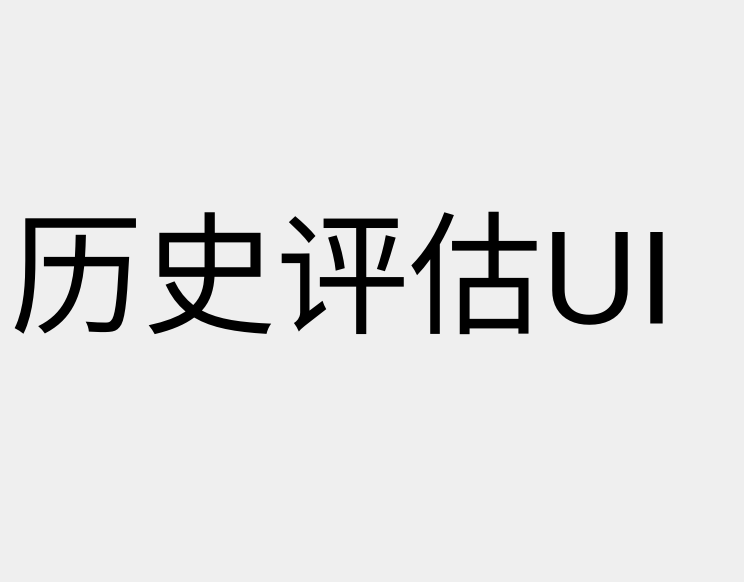
Above: healthMain/histroyassess.ui from OldFish-loveCat/Sys_Evaluation before the change. Below: the same form after it.
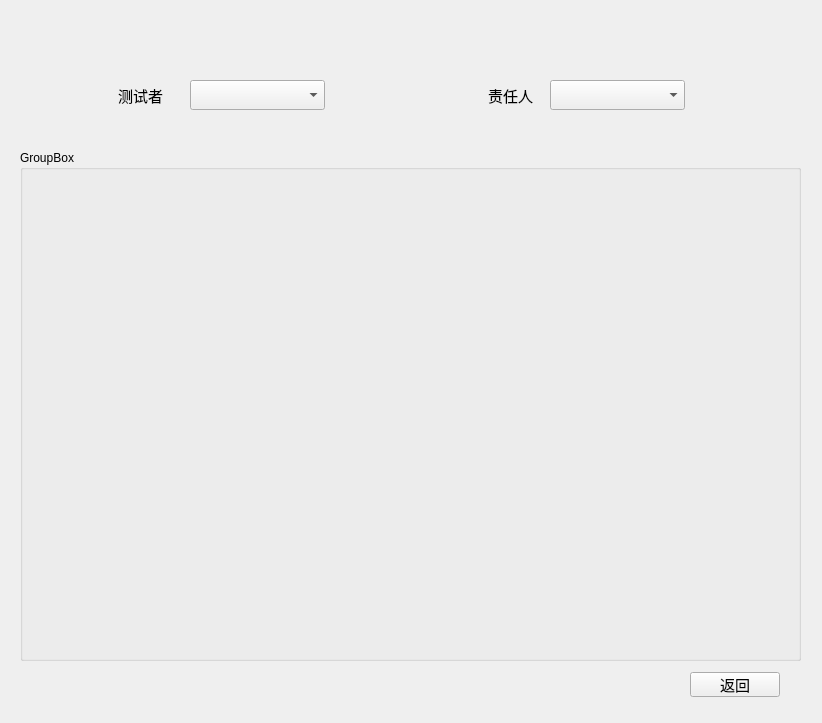
That is the form after the change.

Commit message: æ·fix:完善历史评估记录的数据ui

The edit to the form file:
```diff
--- a/healthMain/histroyassess.ui
+++ b/healthMain/histroyassess.ui
@@ -6,30 +6,115 @@
    <rect>
     <x>0</x>
     <y>0</y>
-    <width>744</width>
-    <height>582</height>
+    <width>822</width>
+    <height>723</height>
    </rect>
   </property>
   <property name="windowTitle">
    <string>Form</string>
   </property>
-  <widget class="QLabel" name="label">
+  <widget class="QWidget" name="widget" native="true">
    <property name="geometry">
     <rect>
      <x>10</x>
-     <y>160</y>
-     <width>721</width>
-     <height>211</height>
+     <y>10</y>
+     <width>801</width>
+     <height>701</height>
     </rect>
    </property>
-   <property name="font">
-    <font>
-     <pointsize>100</pointsize>
-    </font>
-   </property>
-   <property name="text">
-    <string>历史评估UI</string>
-   </property>
+   <widget class="QComboBox" name="objNameBox">
+    <property name="geometry">
+     <rect>
+      <x>180</x>
+      <y>70</y>
+      <width>135</width>
+      <height>30</height>
+     </rect>
+    </property>
+   </widget>
+   <widget class="QGroupBox" name="historyResultBox">
+    <property name="geometry">
+     <rect>
+      <x>10</x>
+      <y>140</y>
+      <width>781</width>
+      <height>511</height>
+     </rect>
+    </property>
+    <property name="title">
+     <string>GroupBox</string>
+    </property>
+   </widget>
+   <widget class="QPushButton" name="returnBack">
+    <property name="geometry">
+     <rect>
+      <x>680</x>
+      <y>662</y>
+      <width>90</width>
+      <height>25</height>
+     </rect>
+    </property>
+    <property name="font">
+     <font>
+      <pointsize>11</pointsize>
+     </font>
+    </property>
+    <property name="text">
+     <string>返回</string>
+    </property>
+   </widget>
+   <widget class="QComboBox" name="subNameBox">
+    <property name="geometry">
+     <rect>
+      <x>540</x>
+      <y>70</y>
+      <width>135</width>
+      <height>30</height>
+     </rect>
+    </property>
+   </widget>
+   <widget class="QLabel" name="label">
+    <property name="geometry">
+     <rect>
+      <x>100</x>
+      <y>70</y>
+      <width>61</width>
+      <height>30</height>
+     </rect>
+    </property>
+    <property name="font">
+     <font>
+      <pointsize>11</pointsize>
+     </font>
+    </property>
+    <property name="text">
+     <string>测试者</string>
+    </property>
+    <property name="alignment">
+     <set>Qt::AlignCenter</set>
+    </property>
+   </widget>
+   <widget class="QLabel" name="label_2">
+    <property name="geometry">
+     <rect>
+      <x>470</x>
+      <y>70</y>
+      <width>61</width>
+      <height>30</height>
+     </rect>
+    </property>
+    <property name="font">
+     <font>
+      <pointsize>11</pointsize>
+     </font>
+    </property>
+    <property name="text">
+     <string>责任人</string>
+    </property>
+    <property name="alignment">
+     <set>Qt::AlignCenter</set>
+    </property>
+   </widget>
   </widget>
  </widget>
  <resources/>
```
The commit also changes 2 other files.
